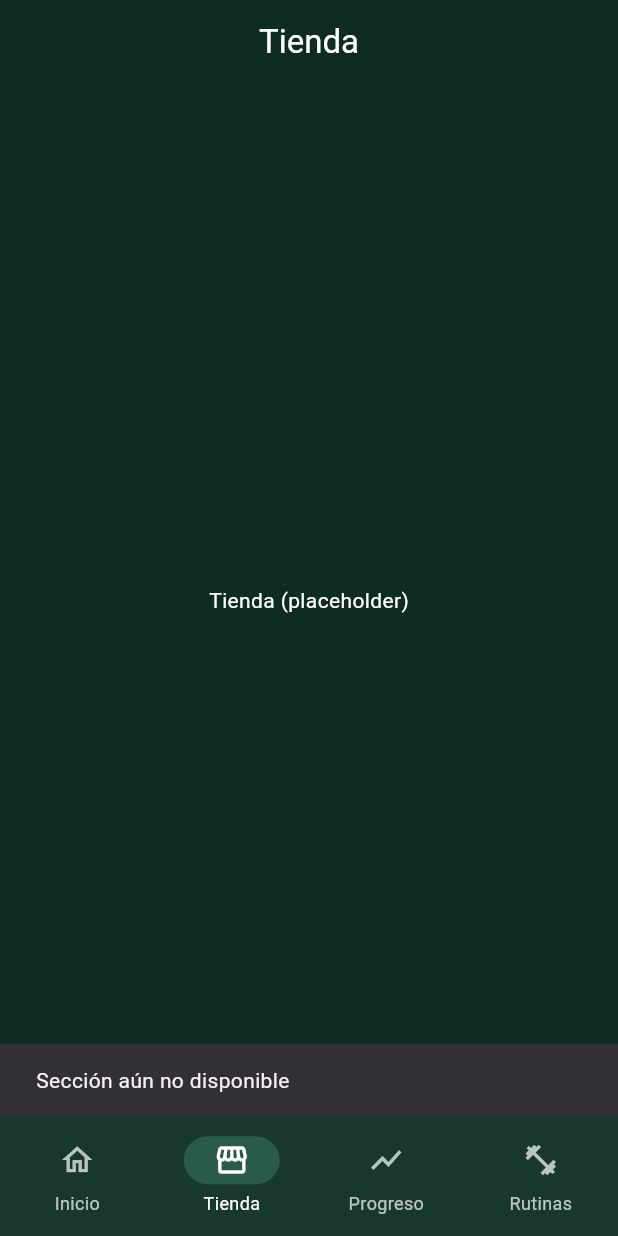
After one commit to FitMeEasy/fitmeeasy, a Flutter app: the StoreScreen screen opened directly, item 3 of the bottom bar chosen, on a phone screen of 412 x 824 dp. The commit adds this screen. Run offline on Flutter 3.47's test engine with Material 3 defaults, Android fonts, the phone set to English and light mode, and no system bars.

Commit message:
feat(store): pantalla Tienda con bottom bar y navegación desde Home/Rutinas

```diff
--- /dev/null
+++ b/lib/screens/store_screen.dart
@@ -0,0 +1,74 @@
+import 'package:flutter/material.dart';
+import 'profile_screen.dart';
+import 'routines_screen.dart';
+
+class StoreScreen extends StatelessWidget {
+  const StoreScreen({super.key});
+
+  @override
+  Widget build(BuildContext context) {
+    return Scaffold(
+      backgroundColor: const Color(0xFF0F2C24),
+      appBar: AppBar(
+        backgroundColor: const Color(0xFF0F2C24),
+        foregroundColor: Colors.white,
+        elevation: 0,
+        title: const Text('Tienda'),
+        centerTitle: true,
+      ),
+      body: const Center(
+        child: Text('Tienda (placeholder)', style: TextStyle(color: Colors.white)),
+      ),
+      bottomNavigationBar: NavigationBarTheme(
+  data: NavigationBarThemeData(
+    labelTextStyle: WidgetStateProperty.resolveWith<TextStyle?>(
+      (states) => TextStyle(
+        color: states.contains(WidgetState.selected) ? Colors.white : Colors.white70,
+        fontSize: 12,
+      ),
+    ),
+    iconTheme: WidgetStateProperty.resolveWith<IconThemeData?>(
+      (states) => IconThemeData(
+        color: states.contains(WidgetState.selected) ? Colors.white : Colors.white70,
+      ),
+    ),
+  ),
+  child: NavigationBar(
+    selectedIndex: 1, // Tienda
+    onDestinationSelected: (i) {
+      if (i == 0) {
+        Navigator.of(context).pushReplacement(
+          MaterialPageRoute(builder: (_) => const ProfileScreen()),
+        );
+      } else if (i == 3) {
+        Navigator.of(context).pushReplacement(
+          MaterialPageRoute(builder: (_) => const RoutinesScreen()),
+        );
+      } else if (i != 1) {
+        ScaffoldMessenger.of(context).showSnackBar(
+          const SnackBar(content: Text('Sección aún no disponible')),
+        );
+      }
+    },
+    backgroundColor: const Color(0xFF18382F),
+    indicatorColor: const Color(0xFF2A5A4B),
+    destinations: const [
+      NavigationDestination(
+        icon: Icon(Icons.home_outlined), selectedIcon: Icon(Icons.home), label: 'Inicio',
+      ),
+      NavigationDestination(
+        icon: Icon(Icons.storefront_outlined), selectedIcon: Icon(Icons.storefront), label: 'Tienda',
+      ),
+      NavigationDestination(
+        icon: Icon(Icons.show_chart_outlined), selectedIcon: Icon(Icons.show_chart), label: 'Progreso',
+      ),
+      NavigationDestination(
+        icon: Icon(Icons.fitness_center_outlined), selectedIcon: Icon(Icons.fitness_center), label: 'Rutinas',
+      ),
+    ],
+  ),
+),
+
+    );
+  }
+}
```
Also changed, not shown: lib/screens/profile_screen.dart (+7 -2 lines), lib/screens/routines_screen.dart (+6 -1 lines).
